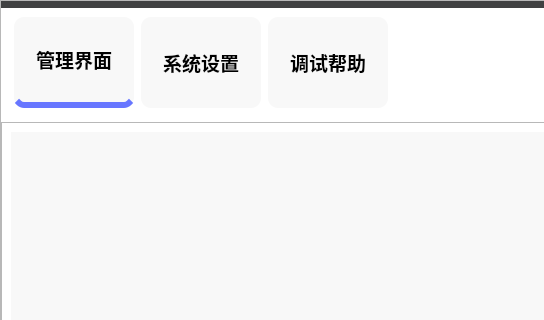
Above: main/mainwidget.ui from ylxcvvan/Supermarket-Commodity-Management-System before the change; both pictures show x 0 to 544 and y 0 to 320 of the 905 by 724 pixel window. Below: the same form after it.
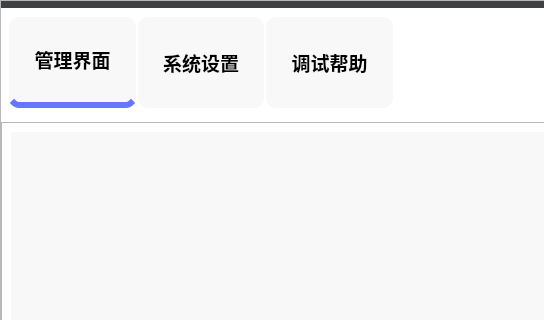
That is the form after the change. Icons and pictures are not drawn. Custom widgets are drawn as their Qt base class.

What changed in the file:
```diff
--- a/main/mainwidget.ui
+++ b/main/mainwidget.ui
@@ -123,7 +123,7 @@
             <item>
              <widget class="QtMaterialFlatButton" name="toolButtonMain">
               <property name="sizePolicy">
-               <sizepolicy hsizetype="Fixed" vsizetype="Expanding">
+               <sizepolicy hsizetype="Expanding" vsizetype="Expanding">
                 <horstretch>0</horstretch>
                 <verstretch>0</verstretch>
                </sizepolicy>
@@ -178,15 +178,12 @@
               <property name="checked">
                <bool>true</bool>
               </property>
-              <property name="toolButtonStyle">
-               <enum>Qt::ToolButtonTextUnderIcon</enum>
-              </property>
              </widget>
             </item>
             <item>
              <widget class="QToolButton" name="toolButtonConfig">
               <property name="sizePolicy">
-               <sizepolicy hsizetype="Fixed" vsizetype="Expanding">
+               <sizepolicy hsizetype="Expanding" vsizetype="Expanding">
                 <horstretch>0</horstretch>
                 <verstretch>0</verstretch>
                </sizepolicy>
@@ -339,15 +336,12 @@
               <property name="checked">
                <bool>false</bool>
               </property>
-              <property name="toolButtonStyle">
-               <enum>Qt::ToolButtonTextUnderIcon</enum>
-              </property>
              </widget>
             </item>
             <item>
              <widget class="QToolButton" name="toolButtonHelp">
               <property name="sizePolicy">
-               <sizepolicy hsizetype="Fixed" vsizetype="Expanding">
+               <sizepolicy hsizetype="Expanding" vsizetype="Expanding">
                 <horstretch>0</horstretch>
                 <verstretch>0</verstretch>
                </sizepolicy>
@@ -404,9 +398,6 @@
               <property name="checkable">
                <bool>true</bool>
               </property>
-              <property name="toolButtonStyle">
-               <enum>Qt::ToolButtonTextUnderIcon</enum>
-              </property>
              </widget>
             </item>
            </layout>
```
Left out of the diff: 8 changed lines with no effect on the pictures.
